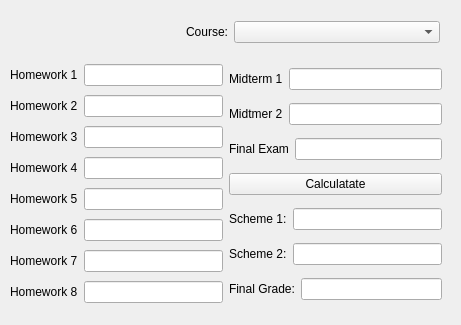
Qt form Assignment2/mainwindow.ui (sophiacyluo/PIC10C_Assignment2) before a commit.
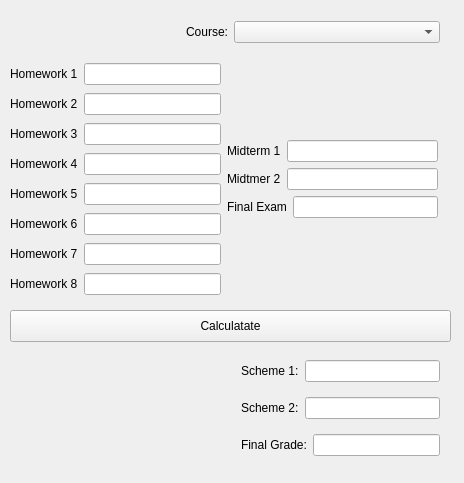
The same form after that commit.

What changed in the file:
```diff
--- a/Assignment2/mainwindow.ui
+++ b/Assignment2/mainwindow.ui
@@ -6,8 +6,8 @@
    <rect>
     <x>0</x>
     <y>0</y>
-    <width>461</width>
-    <height>325</height>
+    <width>464</width>
+    <height>483</height>
    </rect>
   </property>
   <property name="windowTitle">
@@ -60,8 +60,8 @@
      <rect>
       <x>10</x>
       <y>50</y>
-      <width>443</width>
-      <height>271</height>
+      <width>439</width>
+      <height>258</height>
      </rect>
     </property>
     <layout class="QHBoxLayout" name="horizontalLayout_2">
@@ -198,6 +198,19 @@
        <property name="bottomMargin">
         <number>0</number>
        </property>
+       <item>
+        <spacer name="verticalSpacer_2">
+         <property name="orientation">
+          <enum>Qt::Vertical</enum>
+         </property>
+         <property name="sizeHint" stdset="0">
+          <size>
+           <width>20</width>
+           <height>40</height>
+          </size>
+         </property>
+        </spacer>
+       </item>
        <item>
         <layout class="QHBoxLayout" name="horizontalLayout_12">
          <property name="rightMargin">
@@ -244,12 +257,35 @@
         </layout>
        </item>
        <item>
-        <widget class="QPushButton" name="pushButton">
-         <property name="text">
-          <string>Calculatate</string>
+        <spacer name="verticalSpacer">
+         <property name="orientation">
+          <enum>Qt::Vertical</enum>
          </property>
-        </widget>
-       </item>
+         <property name="sizeHint" stdset="0">
+          <size>
+           <width>20</width>
+           <height>40</height>
+          </size>
+         </property>
+        </spacer>
+       </item>
+      </layout>
+     </item>
+    </layout>
+   </widget>
+   <widget class="QWidget" name="verticalLayoutWidget">
+    <property name="geometry">
+     <rect>
+      <x>230</x>
+      <y>340</y>
+      <width>221</width>
+      <height>128</height>
+     </rect>
+    </property>
+    <layout class="QVBoxLayout" name="verticalLayout">
+     <property name="bottomMargin">
+      <number>0</number>
+     </property>
        <item>
         <layout class="QHBoxLayout" name="horizontalLayout_17">
          <item>
@@ -293,8 +329,25 @@
         </layout>
        </item>
       </layout>
-     </item>
-    </layout>
+   </widget>
+   <widget class="QPushButton" name="pushButton">
+    <property name="geometry">
+     <rect>
+      <x>10</x>
+      <y>310</y>
+      <width>441</width>
+      <height>32</height>
+     </rect>
+    </property>
+    <property name="minimumSize">
+     <size>
+      <width>212</width>
+      <height>32</height>
+     </size>
+    </property>
+    <property name="text">
+     <string>Calculatate</string>
+    </property>
    </widget>
   </widget>
  </widget>
```
Lines whose indentation alone changed are shown as unchanged.
